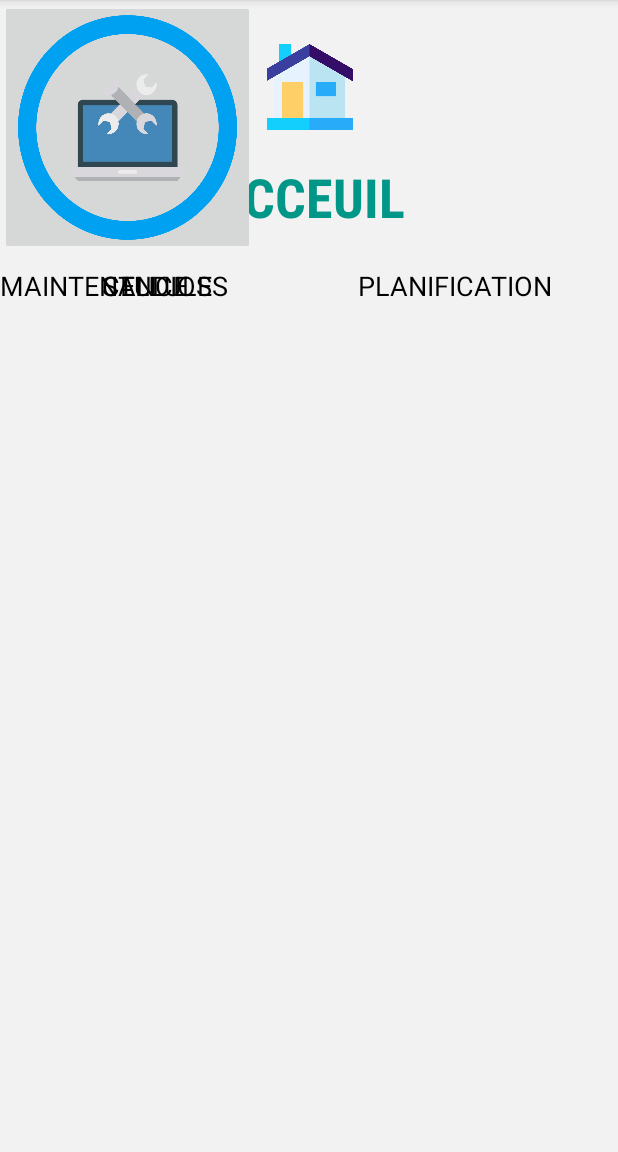
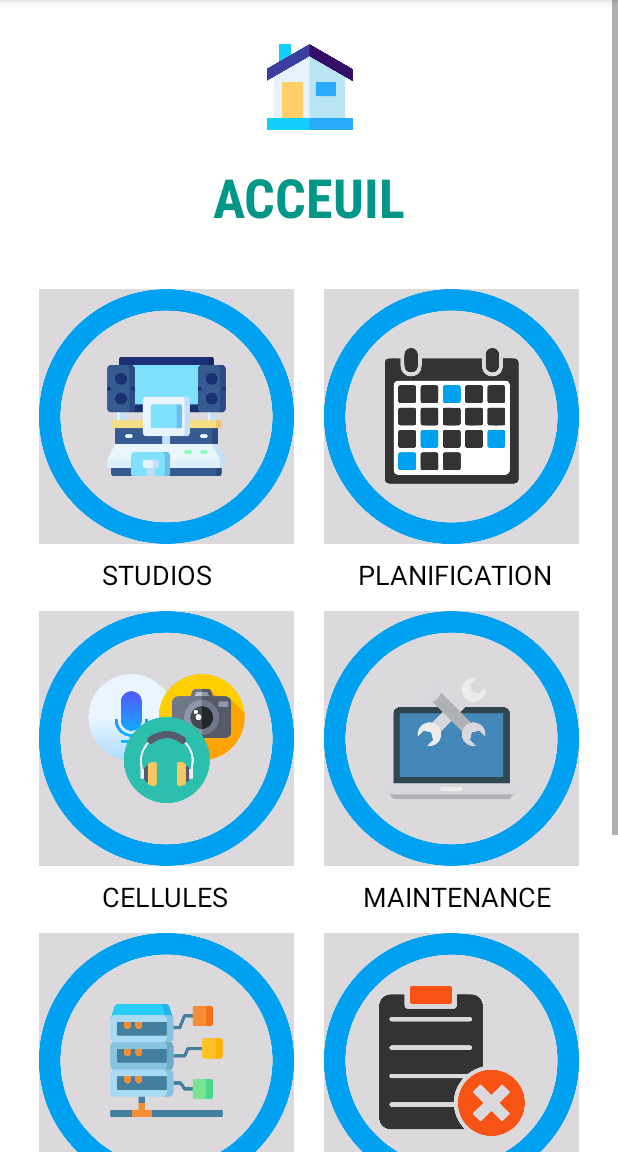
Before and after one commit to mrxrobotn/radiomonastir, an Android app: the HomeActivity screen opened directly, with no data from a screen before it, on a phone screen of 412 x 824 dp, the part 84-1236 px from its top. Run offline under Robolectric (Android 15) with nearby library versions, the phone set to English and light mode, and no system bars.

Commit message:
modifier home and mainactivity2

```diff
--- a/app/src/main/res/layout/activity_home.xml
+++ b/app/src/main/res/layout/activity_home.xml
@@ -1,11 +1,16 @@
 <?xml version="1.0" encoding="utf-8"?>
-<androidx.constraintlayout.widget.ConstraintLayout xmlns:android="http://schemas.android.com/apk/res/android"
+<ScrollView
+    xmlns:android="http://schemas.android.com/apk/res/android"
     xmlns:app="http://schemas.android.com/apk/res-auto"
     xmlns:tools="http://schemas.android.com/tools"
     android:layout_width="match_parent"
     android:layout_height="match_parent"
-    android:background="#F2F2F2"
+    android:background="#FFFFFF"
     tools:context=".HomeActivity">
+<androidx.constraintlayout.widget.ConstraintLayout
+    android:layout_width="match_parent"
+    android:layout_height="match_parent">
+
 
     <ImageView
         android:id="@+id/imageView3"
@@ -44,19 +49,27 @@
         android:id="@+id/imageButton2"
         android:layout_width="170dp"
         android:layout_height="170dp"
+        android:layout_marginStart="26dp"
+        android:layout_marginLeft="26dp"
+        android:layout_marginTop="37dp"
+        android:background="#DBD9DC"
         android:scaleType="fitXY"
-        app:srcCompat="@drawable/studio"
-        tools:layout_editor_absoluteX="26dp"
-        tools:layout_editor_absoluteY="191dp" />
+        app:layout_constraintStart_toStartOf="parent"
+        app:layout_constraintTop_toBottomOf="@+id/textView4"
+        app:srcCompat="@drawable/studio" />
 
     <ImageButton
         android:id="@+id/imageButton3"
         android:layout_width="170dp"
         android:layout_height="170dp"
+        android:layout_marginTop="37dp"
+        android:layout_marginEnd="26dp"
+        android:layout_marginRight="26dp"
+        android:background="#DBD9DC"
         android:scaleType="fitXY"
-        app:srcCompat="@drawable/planification"
-        tools:layout_editor_absoluteX="221dp"
-        tools:layout_editor_absoluteY="191dp" />
+        app:layout_constraintEnd_toEndOf="parent"
+        app:layout_constraintTop_toBottomOf="@+id/textView4"
+        app:srcCompat="@drawable/planification" />
 
     <TextView
         android:id="@+id/textView5"
@@ -65,9 +78,11 @@
         android:layout_marginStart="68dp"
         android:layout_marginLeft="68dp"
         android:layout_marginTop="8dp"
+        android:layout_marginBottom="12dp"
         android:text="STUDIOS"
         android:textColor="#000000"
         android:textSize="18sp"
+        app:layout_constraintBottom_toTopOf="@+id/imageButton6"
         app:layout_constraintStart_toStartOf="parent"
         app:layout_constraintTop_toBottomOf="@+id/imageButton2" />
 
@@ -78,22 +93,82 @@
         android:layout_marginStart="68dp"
         android:layout_marginLeft="68dp"
         android:layout_marginTop="8dp"
+        android:layout_marginBottom="12dp"
         android:text="CELLULES"
         android:textColor="#000000"
         android:textSize="18sp"
+        app:layout_constraintBottom_toTopOf="@+id/imageButton8"
         app:layout_constraintStart_toStartOf="parent"
         app:layout_constraintTop_toBottomOf="@+id/imageButton6" />
+
+    <TextView
+        android:id="@+id/textView9"
+        android:layout_width="wrap_content"
+        android:layout_height="wrap_content"
+        android:layout_marginStart="68dp"
+        android:layout_marginLeft="68dp"
+        android:layout_marginTop="8dp"
+        android:text="SERVEUR"
+        android:textColor="#000000"
+        android:textSize="18sp"
+        app:layout_constraintStart_toStartOf="parent"
+        app:layout_constraintTop_toBottomOf="@+id/imageButton8" />
+
+    <TextView
+        android:id="@+id/textView11"
+        android:layout_width="wrap_content"
+        android:layout_height="wrap_content"
+        android:layout_marginStart="68dp"
+        android:layout_marginLeft="68dp"
+        android:layout_marginTop="8dp"
+        android:layout_marginBottom="20dp"
+        android:text="MAGASIN"
+        android:textColor="#000000"
+        android:textSize="18sp"
+        app:layout_constraintBottom_toBottomOf="parent"
+        app:layout_constraintStart_toStartOf="parent"
+        app:layout_constraintTop_toBottomOf="@+id/imageView5" />
+
+    <TextView
+        android:id="@+id/textView10"
+        android:layout_width="wrap_content"
+        android:layout_height="wrap_content"
+        android:layout_marginTop="8dp"
+        android:layout_marginEnd="64dp"
+        android:layout_marginRight="64dp"
+        android:text="REFORMER"
+        android:textColor="#000000"
+        android:textSize="18sp"
+        app:layout_constraintEnd_toEndOf="parent"
+        app:layout_constraintTop_toBottomOf="@+id/imageView4" />
+
+    <TextView
+        android:id="@+id/textView12"
+        android:layout_width="wrap_content"
+        android:layout_height="wrap_content"
+        android:layout_marginTop="8dp"
+        android:layout_marginEnd="32dp"
+        android:layout_marginRight="32dp"
+        android:layout_marginBottom="20dp"
+        android:text="AJOUTER MEMBRE"
+        android:textColor="#000000"
+        android:textSize="18sp"
+        app:layout_constraintBottom_toBottomOf="parent"
+        app:layout_constraintEnd_toEndOf="parent"
+        app:layout_constraintTop_toBottomOf="@+id/imageView6" />
 
     <TextView
         android:id="@+id/textView8"
         android:layout_width="wrap_content"
         android:layout_height="wrap_content"
         android:layout_marginTop="8dp"
+        android:layout_marginEnd="44dp"
+        android:layout_marginRight="44dp"
         android:text="MAINTENANCE"
         android:textColor="#000000"
         android:textSize="18sp"
-        app:layout_constraintTop_toBottomOf="@+id/imageButton7"
-        tools:layout_editor_absoluteX="242dp" />
+        app:layout_constraintEnd_toEndOf="parent"
+        app:layout_constraintTop_toBottomOf="@+id/imageButton7" />
 
     <TextView
         android:id="@+id/textView7"
@@ -102,9 +177,11 @@
         android:layout_marginTop="8dp"
         android:layout_marginEnd="44dp"
         android:layout_marginRight="44dp"
+        android:layout_marginBottom="12dp"
         android:text="PLANIFICATION"
         android:textColor="#000000"
         android:textSize="18sp"
+        app:layout_constraintBottom_toTopOf="@+id/imageButton7"
         app:layout_constraintEnd_toEndOf="parent"
         app:layout_constraintTop_toBottomOf="@+id/imageButton3" />
 
@@ -112,18 +189,76 @@
         android:id="@+id/imageButton6"
         android:layout_width="170dp"
         android:layout_height="170dp"
+        android:layout_marginStart="26dp"
+        android:layout_marginLeft="26dp"
+        android:layout_marginTop="12dp"
+        android:background="#DBD9DC"
         android:scaleType="fitXY"
-        app:srcCompat="@drawable/cellule"
-        tools:layout_editor_absoluteX="26dp"
-        tools:layout_editor_absoluteY="406dp" />
+        app:layout_constraintStart_toStartOf="parent"
+        app:layout_constraintTop_toBottomOf="@+id/textView5"
+        app:srcCompat="@drawable/cellule" />
 
     <ImageButton
         android:id="@+id/imageButton7"
         android:layout_width="170dp"
         android:layout_height="170dp"
+        android:layout_marginTop="12dp"
+        android:layout_marginEnd="26dp"
+        android:layout_marginRight="26dp"
+        android:background="#DBD9DC"
         android:scaleType="fitXY"
-        app:srcCompat="@drawable/maintenance"
-        tools:layout_editor_absoluteX="221dp"
-        tools:layout_editor_absoluteY="406dp" />
+        app:layout_constraintEnd_toEndOf="parent"
+        app:layout_constraintTop_toBottomOf="@+id/textView7"
+        app:srcCompat="@drawable/maintenance" />
 
+    <ImageButton
+        android:id="@+id/imageButton8"
+        android:layout_width="170dp"
+        android:layout_height="170dp"
+        android:layout_marginStart="26dp"
+        android:layout_marginLeft="26dp"
+        android:layout_marginTop="12dp"
+        android:background="#DBD9DC"
+        android:scaleType="fitXY"
+        app:layout_constraintStart_toStartOf="parent"
+        app:layout_constraintTop_toBottomOf="@+id/textView6"
+        app:srcCompat="@drawable/serveur" />
+
+    <ImageView
+        android:id="@+id/imageView4"
+        android:layout_width="170dp"
+        android:layout_height="170dp"
+        android:layout_marginTop="12dp"
+        android:layout_marginEnd="26dp"
+        android:layout_marginRight="26dp"
+        android:background="#FFDBD9DC"
+        android:scaleType="fitXY"
+        app:layout_constraintEnd_toEndOf="parent"
+        app:layout_constraintTop_toBottomOf="@+id/textView8"
+        app:srcCompat="@drawable/reformer" />
+
+    <ImageView
+        android:id="@+id/imageView5"
+        android:layout_width="170dp"
+        android:layout_height="170dp"
+        android:layout_marginStart="26dp"
+        android:layout_marginLeft="26dp"
+        android:layout_marginTop="12dp"
+        android:background="#FFDBD9DC"
+        app:layout_constraintStart_toStartOf="parent"
+        app:layout_constraintTop_toBottomOf="@+id/textView9"
+        app:srcCompat="@drawable/magasin" />
+
+    <ImageView
+        android:id="@+id/imageView6"
+        android:layout_width="170dp"
+        android:layout_height="170dp"
+        android:layout_marginTop="12dp"
+        android:layout_marginEnd="26dp"
+        android:layout_marginRight="26dp"
+        android:background="#FFDBD9DC"
+        app:layout_constraintEnd_toEndOf="parent"
+        app:layout_constraintTop_toBottomOf="@+id/textView10"
+        app:srcCompat="@drawable/membre" />
 </androidx.constraintlayout.widget.ConstraintLayout>
+</ScrollView>
--- a/app/src/main/res/layout/activity_main2.xml
+++ b/app/src/main/res/layout/activity_main2.xml
@@ -28,20 +28,21 @@
 
         <TextView
             android:id="@+id/textView4"
-            android:layout_width="0dp"
-            android:layout_height="wrap_content"
-            android:layout_marginStart="80dp"
-            android:layout_marginLeft="80dp"
+            android:layout_width="354dp"
+            android:layout_height="41dp"
+            android:layout_marginStart="8dp"
+            android:layout_marginLeft="8dp"
             android:layout_marginTop="25dp"
-            android:layout_marginEnd="80dp"
-            android:layout_marginRight="80dp"
+            android:layout_marginEnd="8dp"
+            android:layout_marginRight="8dp"
             android:layout_marginBottom="52dp"
-            android:text="assurer une bon gestion de         l'exploitation technique et maintenance de radio monastir"
+            android:text="Assurer une bon gestion de l'exploitation technique et maintenance de radio monastir"
             android:textColor="#717481"
             android:textSize="18sp"
+            android:gravity="center"
             app:layout_constraintBottom_toTopOf="@+id/button5"
             app:layout_constraintEnd_toEndOf="parent"
-            app:layout_constraintHorizontal_bias="0.0"
+            app:layout_constraintHorizontal_bias="0.504"
             app:layout_constraintStart_toStartOf="parent"
             app:layout_constraintTop_toBottomOf="@+id/textView2" />
 
```
